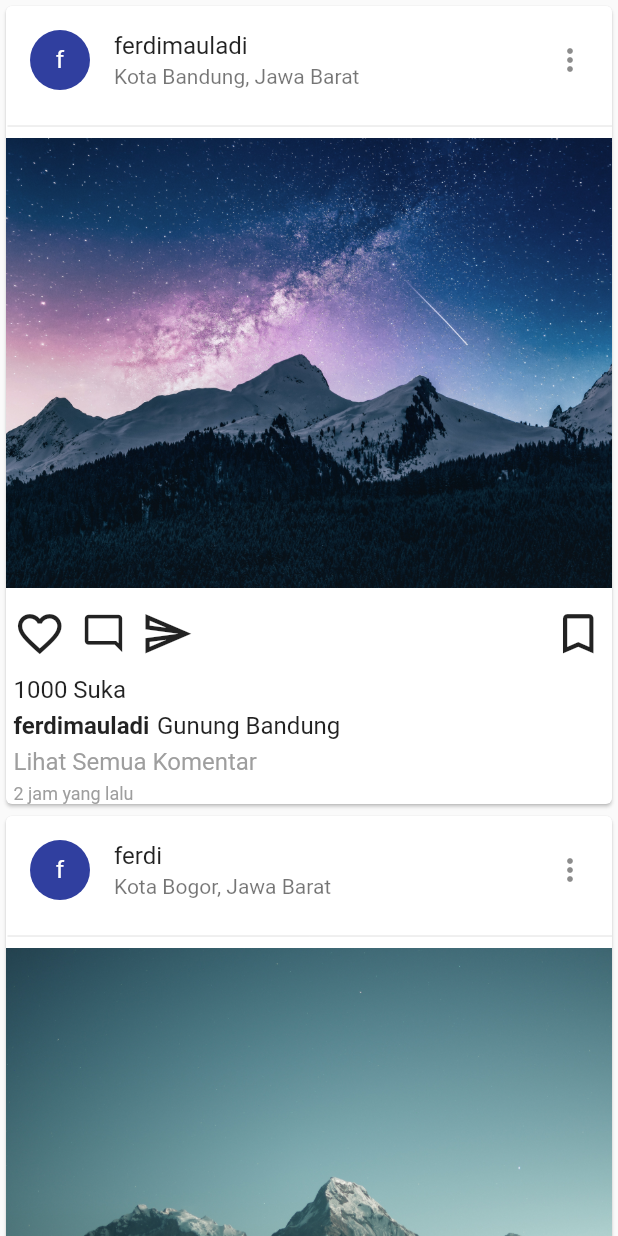
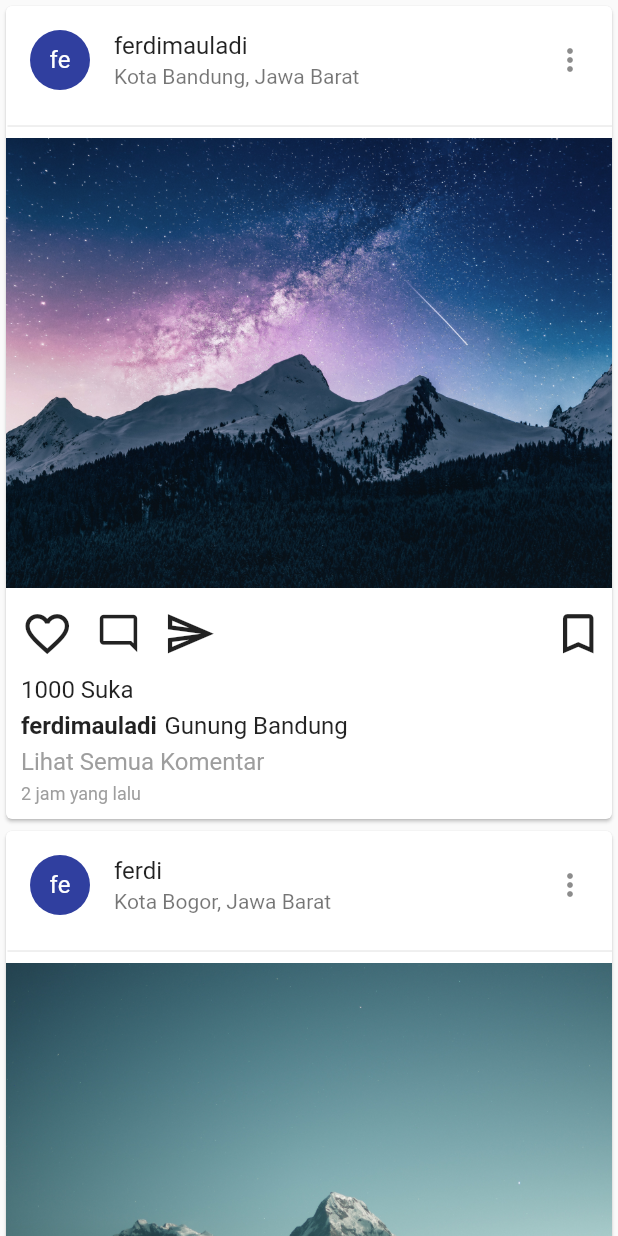
Before and after one commit to FerdiMauladi/Flutter, a Flutter app: the screen it shows after launch, on a phone screen of 412 x 824 dp. Run offline on Flutter 3.47's test engine with Material 2 defaults, Android fonts, the phone set to English and light mode, and no system bars.

Commit message:
Update listfeeds.dart

```diff
--- a/lib/component/listfeeds.dart
+++ b/lib/component/listfeeds.dart
@@ -28,7 +28,7 @@ class listfeeds extends StatelessWidget {
             title: Text(userName!),
             subtitle: Text(daerahPosting!),
             leading: CircleAvatar(
-              child: Text(userName!.substring(0, 1)),
+              child: Text(userName!.substring(0, 2)),
             ),
             trailing: Icon(Icons.more_vert),
           ),
@@ -47,7 +47,7 @@ class listfeeds extends StatelessWidget {
             mainAxisAlignment: MainAxisAlignment.start,
             children: [
               Container(
-                margin: EdgeInsets.only(top: 8.0),
+                margin: EdgeInsets.only(top: 8.0, left: 5.0),
                 padding: EdgeInsets.all(5.0),
                 child: const Icon(
                   Icons.favorite_outline_outlined,
@@ -55,7 +55,7 @@ class listfeeds extends StatelessWidget {
                 ),
               ),
               Container(
-                margin: EdgeInsets.only(top: 8.0),
+                margin: EdgeInsets.only(top: 8.0, left: 5.0),
                 padding: EdgeInsets.all(5.0),
                 child: const Icon(
                   Icons.mode_comment_outlined,
@@ -63,7 +63,7 @@ class listfeeds extends StatelessWidget {
                 ),
               ),
               Container(
-                margin: EdgeInsets.only(top: 8.0),
+                margin: EdgeInsets.only(top: 8.0, left: 5.0),
                 padding: EdgeInsets.all(5.0),
                 child: const Icon(
                   Icons.send_outlined,
@@ -83,7 +83,7 @@ class listfeeds extends StatelessWidget {
           ),
           Container(
             alignment: Alignment.centerLeft,
-            margin: EdgeInsets.only(top: 5.0),
+            margin: EdgeInsets.only(top: 5.0, left: 5.0),
             padding: const EdgeInsets.only(left: 5.0),
             child: Text(
               likes! + " Suka",
@@ -96,7 +96,7 @@ class listfeeds extends StatelessWidget {
             mainAxisAlignment: MainAxisAlignment.start,
             children: [
               Container(
-                margin: const EdgeInsets.only(top: 5.0),
+                margin: const EdgeInsets.only(top: 5.0, left: 5.0),
                 padding: const EdgeInsets.only(left: 5.0),
                 child: Text(
                   userName!,
@@ -119,7 +119,7 @@ class listfeeds extends StatelessWidget {
             ],
           ),
           Container(
-            margin: const EdgeInsets.only(top: 5.0),
+            margin: const EdgeInsets.only(top: 5.0, left: 5.0),
             padding: const EdgeInsets.only(left: 5.0),
             alignment: Alignment.centerLeft,
             child: const Text(
@@ -131,7 +131,7 @@ class listfeeds extends StatelessWidget {
             ),
           ),
           Container(
-            margin: const EdgeInsets.only(top: 5.0),
+            margin: const EdgeInsets.only(top: 5.0, bottom: 10.0, left: 5.0),
             padding: const EdgeInsets.only(left: 5.0),
             alignment: Alignment.centerLeft,
             child: Text(
```
